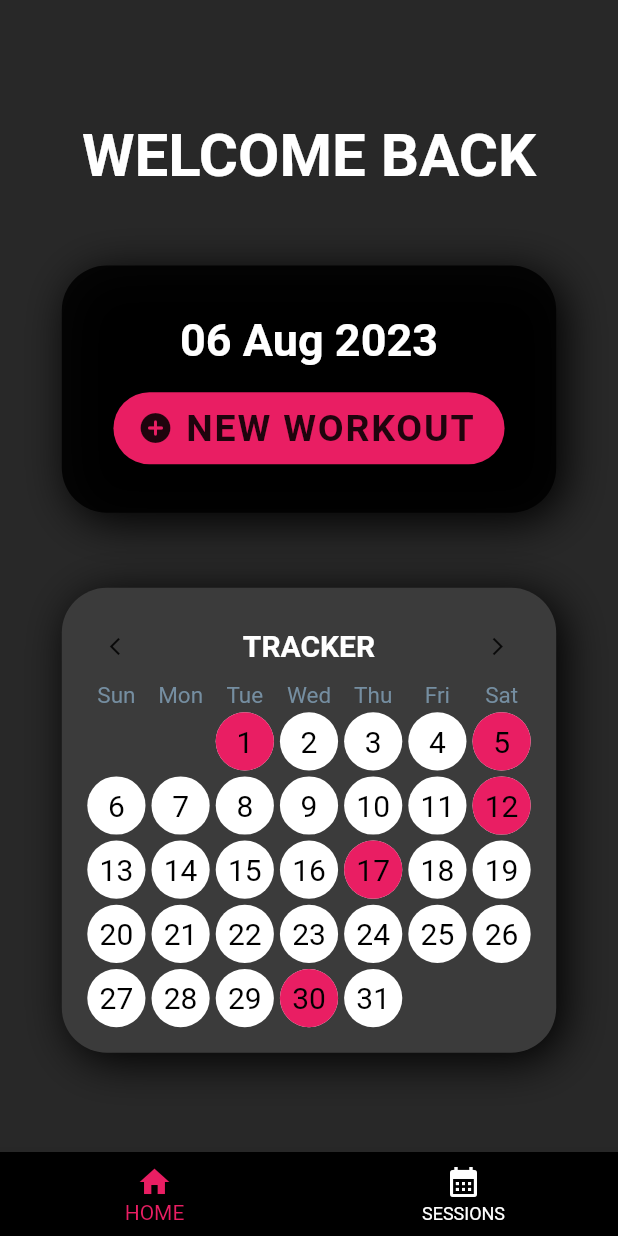
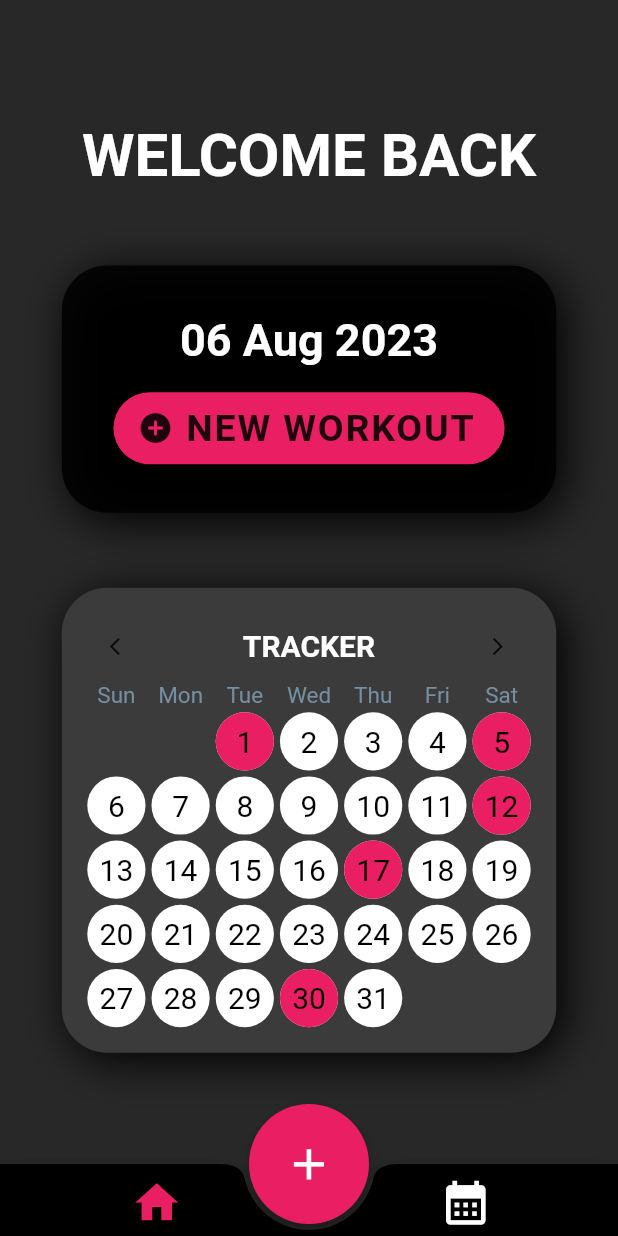
Before and after one commit to Skeetztoon/WorkoutDiary, a Flutter app: the screen it shows after launch, on a phone screen of 412 x 824 dp. Run offline on Flutter 3.47's test engine with Material 2 defaults, Android fonts, the phone set to English and light mode, and no system bars; our stand-ins replace flutter_heatmap_calendar.

Commit message:
Added navbar floating button, listtiles

```diff
--- a/lib/pages/home_page.dart
+++ b/lib/pages/home_page.dart
@@ -10,7 +10,6 @@ class HomePage extends StatefulWidget {
 }
 
 class _HomePageState extends State<HomePage> {
-
   @override
   Widget build(BuildContext context) {
     return Scaffold(
@@ -59,7 +58,8 @@ class _HomePageState extends State<HomePage> {
                         fontWeight: FontWeight.bold,
                         color: Colors.white),
                   ),
-                  FloatingActionButton.extended(//                       КНОПКА
+                  FloatingActionButton.extended(
+                    //                       КНОПКА
                     label: const Text(
                       'NEW WORKOUT',
                       style: TextStyle(
@@ -111,11 +111,9 @@ class _HomePageState extends State<HomePage> {
                 ],
               ),
             ),
-
           ],
         ),
       ),
-
     );
   }
 }
--- a/lib/pages/initial_page.dart
+++ b/lib/pages/initial_page.dart
@@ -9,7 +9,6 @@ class InitPage extends StatefulWidget {
 }
 
 class _InitPageState extends State<InitPage> {
-
   int _currentIndex = 0;
   final tabs = [
     HomePage(),
@@ -19,28 +18,64 @@ class _InitPageState extends State<InitPage> {
   @override
   Widget build(BuildContext context) {
     return Scaffold(
+                              //STACK СЮДА
       body: tabs[_currentIndex],
-      bottomNavigationBar: BottomNavigationBar(
-        currentIndex: _currentIndex,
-        type: BottomNavigationBarType.fixed,
-        backgroundColor: Colors.black,
-        unselectedItemColor: Colors.white,
-        selectedItemColor: Colors.pink,
-        items: const [
-          BottomNavigationBarItem(
-            label: "HOME",
-            icon: Icon(Icons.home),
-          ),
-          BottomNavigationBarItem(
-            label: "SESSIONS",
-            icon: Icon(Icons.calendar_month),
-          )
-        ],
-        onTap: (index) {
-          setState(() {
-            _currentIndex = index;
-          });
-        },
+      floatingActionButton: Container(
+        height: 80.0,
+        width: 80.0,
+        child: FittedBox(
+          child: FloatingActionButton(
+              child: Icon(Icons.add),
+              backgroundColor: Colors.pink,
+              onPressed: () {
+                showBottomSheet(context: context, builder: (BuildContext context) {
+                  return SizedBox(
+                   height: 400,
+                    child: ElevatedButton(
+                      child: Text("Close"),
+                      onPressed: () {
+                        Navigator.pop(context);
+                      },
+                    ),
+                  );
+                });
+              }),
+        ),
+      ),
+      floatingActionButtonLocation: FloatingActionButtonLocation.centerDocked,
+      extendBody: true,
+      bottomNavigationBar: BottomAppBar(
+        shape: CircularNotchedRectangle(),
+        color: Colors.black,
+        child: Row(
+          mainAxisAlignment: MainAxisAlignment.spaceAround,
+          children: [
+            IconButton(
+              icon: Icon(
+                Icons.home,
+                color: _currentIndex == 0 ? Colors.pink : Colors.white,
+                size: 35,
+              ),
+              onPressed: () {
+                setState(() {
+                  _currentIndex = 0;
+                });
+              },
+            ),
+            IconButton(
+              icon: Icon(
+                Icons.calendar_month,
+                color: _currentIndex == 1 ? Colors.pink : Colors.white,
+                size: 35,
+              ),
+              onPressed: () {
+                setState(() {
+                  _currentIndex = 1;
+                });
+              },
+            ),
+          ],
+        ),
       ),
     );
   }
--- a/lib/pages/sessions_list.dart
+++ b/lib/pages/sessions_list.dart
@@ -1,5 +1,5 @@
 import 'package:flutter/material.dart';
-import 'package:task_app_flutter/pages/session.dart';
+import 'package:task_app_flutter/pages/session_card.dart';
 
 
 class SessionsList extends StatefulWidget {
```
Also changed, not shown: lib/pages/session.dart (deleted, +0 -31 lines), lib/pages/session_card.dart (added, +67 -0 lines), lib/pages/session_screen.dart (added, +37 -0 lines).
